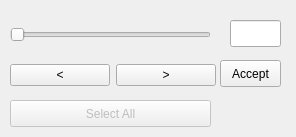
Old version of the form framefab_gui/src/uis/select_path_widget.ui in the repository yijiangh/choreo.
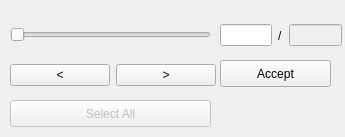
New version of the form.

Commit message: path selection widget ui update.

What changed in the file:
```diff
--- a/framefab_gui/src/uis/select_path_widget.ui
+++ b/framefab_gui/src/uis/select_path_widget.ui
@@ -6,7 +6,7 @@
    <rect>
     <x>0</x>
     <y>0</y>
-    <width>296</width>
+    <width>345</width>
     <height>137</height>
    </rect>
   </property>
@@ -52,16 +52,6 @@
     </item>
    </layout>
   </widget>
-  <widget class="QLineEdit" name="lineedit_select_number">
-   <property name="geometry">
-    <rect>
-     <x>230</x>
-     <y>20</y>
-     <width>51</width>
-     <height>27</height>
-    </rect>
-   </property>
-  </widget>
   <widget class="QPushButton" name="pushbutton_selectall">
    <property name="enabled">
     <bool>false</bool>
@@ -83,7 +73,7 @@
     <rect>
      <x>220</x>
      <y>60</y>
-     <width>61</width>
+     <width>111</width>
      <height>27</height>
     </rect>
    </property>
@@ -91,6 +81,48 @@
     <string>Accept</string>
    </property>
   </widget>
+  <widget class="QWidget" name="horizontalLayoutWidget_2">
+   <property name="geometry">
+    <rect>
+     <x>220</x>
+     <y>20</y>
+     <width>122</width>
+     <height>31</height>
+    </rect>
+   </property>
+   <layout class="QHBoxLayout" name="horizontalLayout_2">
+    <item>
+     <widget class="QLineEdit" name="lineedit_select_number">
+      <property name="inputMask">
+       <string/>
+      </property>
+      <property name="clearButtonEnabled">
+       <bool>false</bool>
+      </property>
+     </widget>
+    </item>
+    <item>
+     <widget class="QLabel" name="label">
+      <property name="text">
+       <string>/</string>
+      </property>
+     </widget>
+    </item>
+    <item>
+     <widget class="QLineEdit" name="lineedit_max">
+      <property name="enabled">
+       <bool>false</bool>
+      </property>
+      <property name="frame">
+       <bool>true</bool>
+      </property>
+      <property name="readOnly">
+       <bool>true</bool>
+      </property>
+     </widget>
+    </item>
+   </layout>
+  </widget>
  </widget>
  <resources/>
  <connections/>
```
